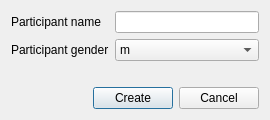
Before: the Qt Designer form ui/create_participant_dialog.ui in dolejska-daniel/room-csp-solver, drawn with Qt 5.
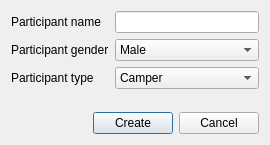
After: the same form once the commit is applied.

Commit message: Extended participant and room properties

The edit to the form file:
```diff
--- a/ui/create_participant_dialog.ui
+++ b/ui/create_participant_dialog.ui
@@ -7,7 +7,7 @@
     <x>0</x>
     <y>0</y>
     <width>270</width>
-    <height>120</height>
+    <height>145</height>
    </rect>
   </property>
   <property name="windowTitle">
@@ -42,7 +42,7 @@
          </property>
         </widget>
        </item>
-       <item row="2" column="0">
+       <item row="3" column="0">
         <spacer name="verticalSpacer">
          <property name="orientation">
           <enum>Qt::Vertical</enum>
@@ -59,12 +59,33 @@
         <widget class="QComboBox" name="ParticipantGender">
          <item>
           <property name="text">
-           <string>m</string>
+           <string>Male</string>
           </property>
          </item>
          <item>
           <property name="text">
-           <string>f</string>
+           <string>Female</string>
+          </property>
+         </item>
+        </widget>
+       </item>
+       <item row="2" column="0">
+        <widget class="QLabel" name="ParticipantTypeLabel">
+         <property name="text">
+          <string>Participant type</string>
+         </property>
+        </widget>
+       </item>
+       <item row="2" column="1">
+        <widget class="QComboBox" name="ParticipantType">
+         <item>
+          <property name="text">
+           <string>Camper</string>
+          </property>
+         </item>
+         <item>
+          <property name="text">
+           <string>Counselor</string>
           </property>
          </item>
         </widget>
```
Left out of the diff: 2 changed lines with no effect on the pictures. The commit also changes 9 other files.
